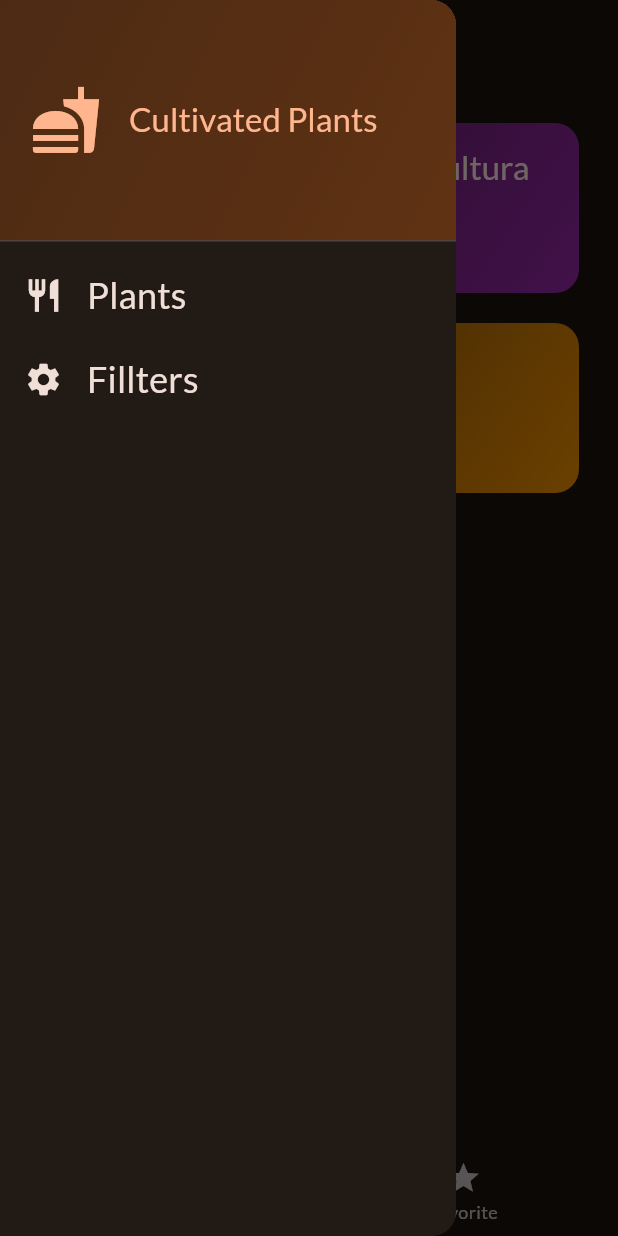
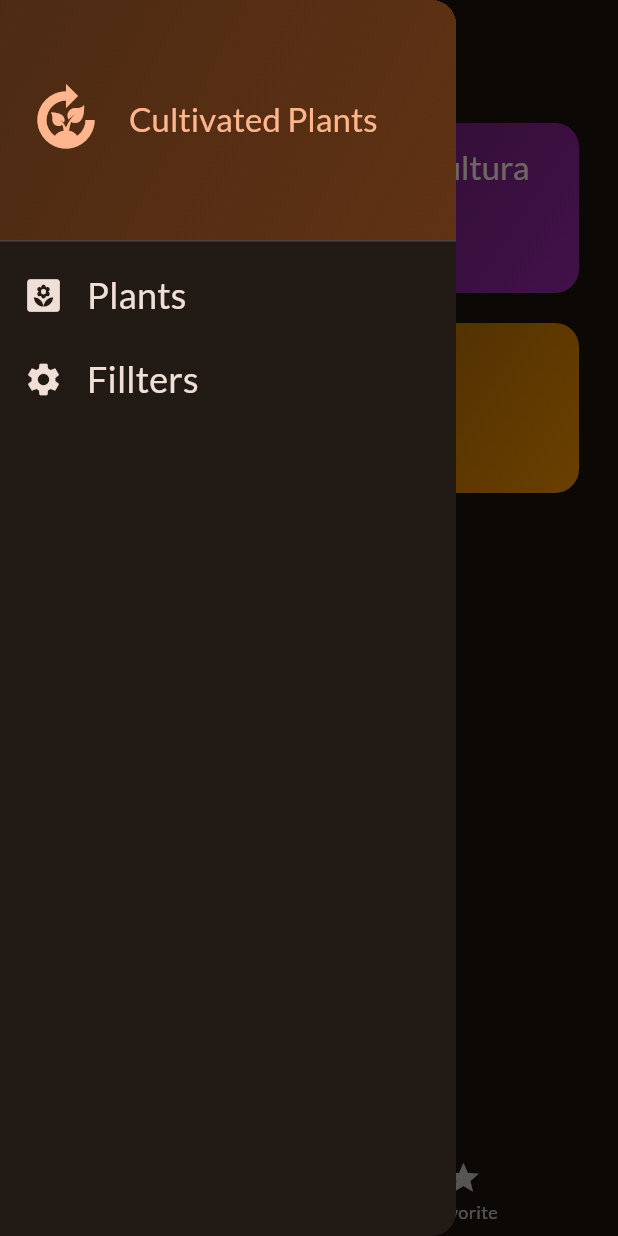
Before and after one commit to Navyrine/cultivated_plants_app, a Flutter app: the screen it shows after launch, with the side drawer open, on a phone screen of 412 x 824 dp. Run offline on Flutter 3.47's test engine with Material 3 defaults, Android fonts, the light colour scheme and no system bars; our stand-ins replace google_fonts, transparent_image.

Commit message:
mengubah icon pada item drawer

```diff
--- a/lib/widget/main_drawer.dart
+++ b/lib/widget/main_drawer.dart
@@ -20,7 +20,7 @@ class MainDrawer extends StatelessWidget {
             child: Row(
               children: [
                 Icon(
-                  Icons.fastfood,
+                  Icons.compost,
                   size: 48,
                   color: Theme.of(context).colorScheme.primary,
                 ),
@@ -40,7 +40,7 @@ class MainDrawer extends StatelessWidget {
               onSelectedFilter("plants");
             },
             leading: Icon(
-              Icons.restaurant,
+              Icons.yard,
               size: 26,
               color: Theme.of(context).colorScheme.onBackground,
             ),
```
